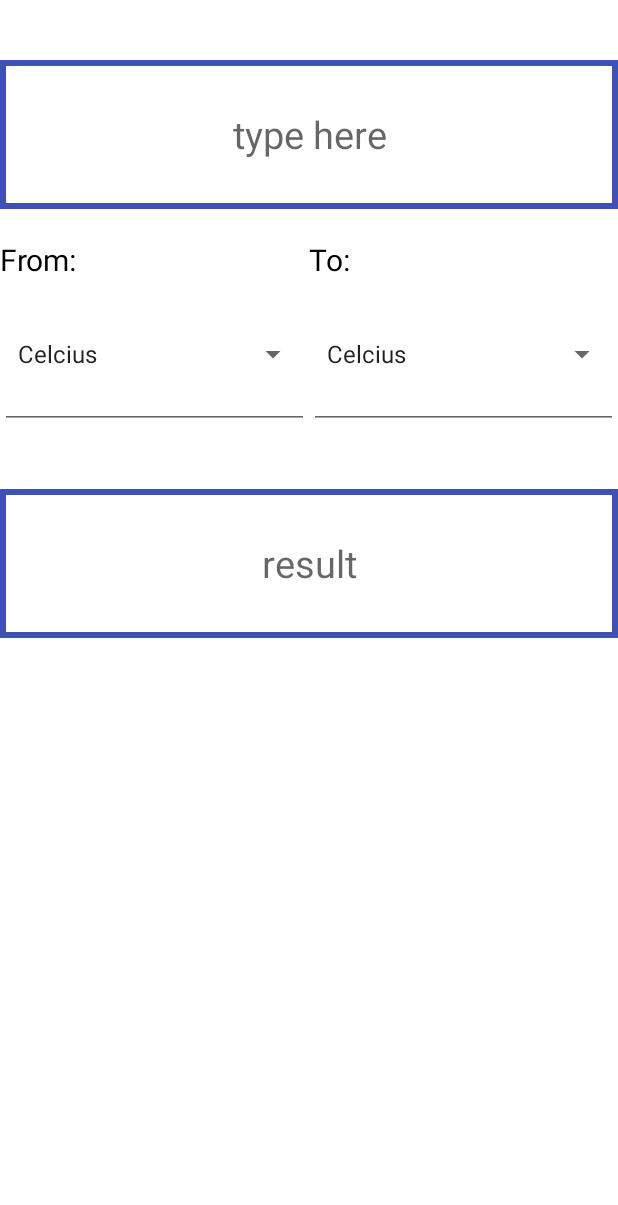
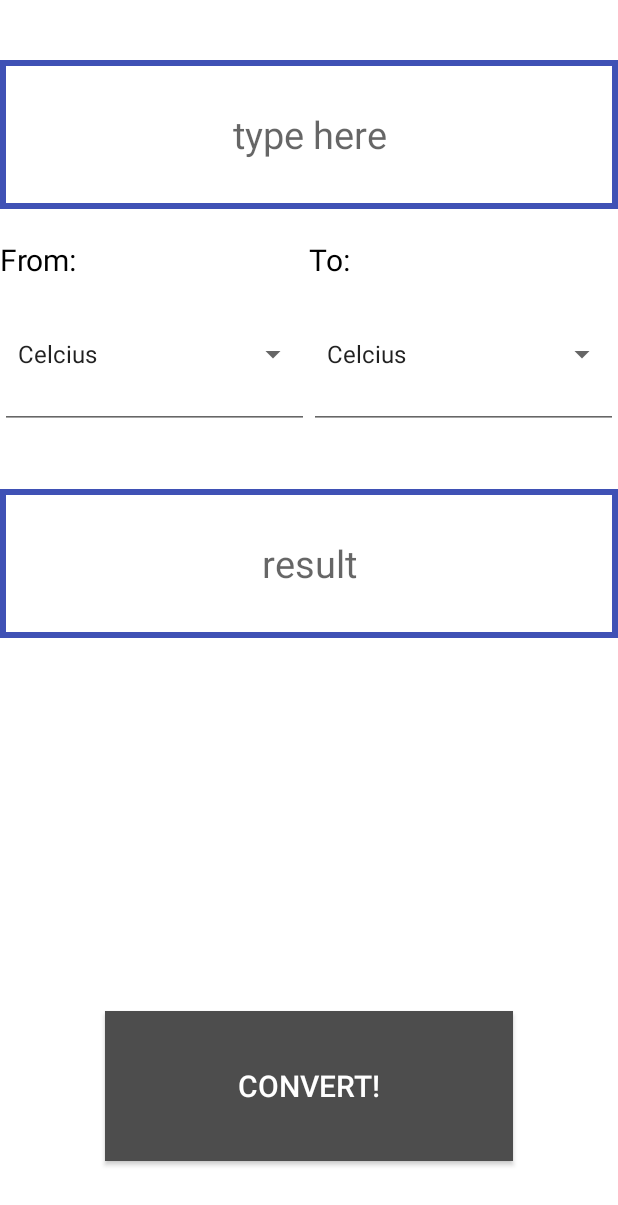
Before and after one commit to CrulQRL/CalcAndFriend, an Android app: the layout fragment_temperature.xml on its own in the app's theme, with its tools: preview values and no code run, on a phone screen of 412 x 824 dp. Shown: the top 1205 px of the screen. Run offline under Robolectric (Android 15) with nearby library versions, the phone set to English and light mode, and no system bars.

Commit message:
bag : 1) masih belom bisa ngitung minus, layout kasar buat konverter udah jadi

```diff
--- a/app/src/main/res/drawable/button_effect.xml
+++ b/app/src/main/res/drawable/button_effect.xml
@@ -2,6 +2,5 @@
 <selector xmlns:android="http://schemas.android.com/apk/res/android">
     <item android:state_pressed="true"
         android:drawable="@color/colorAccent"/> <!-- pressed -->
-
     <item android:drawable="@color/colorBlackLight2"/> <!-- default -->
 </selector>
--- a/app/src/main/res/layout/fragment_temperature.xml
+++ b/app/src/main/res/layout/fragment_temperature.xml
@@ -113,4 +113,22 @@
 
 
         </LinearLayout>
+
+    <View
+        android:layout_width="match_parent"
+        android:layout_height="0dp"
+        android:layout_weight="2.5"
+        />
+    <Button
+        android:id="@+id/convertBT"
+        android:layout_width="match_parent"
+        android:layout_height="0dp"
+        android:layout_weight="1"
+        android:layout_marginLeft="70dp"
+        android:layout_marginRight="70dp"
+        android:text="Convert!"
+        android:textSize="20sp"
+        android:textColor="@color/colorWhite"
+        android:background="@drawable/button_effect"
+        />
 </LinearLayout>
```
Also changed, not shown: app/src/main/java/com/faqrulans/calcandfriend/TemperatureFragment.java (+16 -0 lines).
